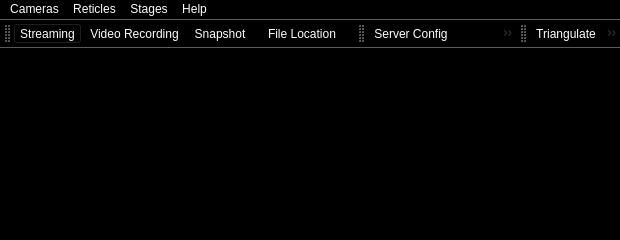
Before: the Qt Designer form ui/mainWindow.ui in AllenNeuralDynamics/parallax, drawn with Qt 5.
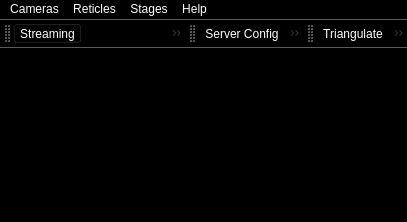
After: the same form once the commit is applied. Icons and pictures are not drawn.

Commit message: Set stage control tab max size 400

Patch:
```diff
--- a/ui/mainWindow.ui
+++ b/ui/mainWindow.ui
@@ -6,8 +6,8 @@
    <rect>
     <x>0</x>
     <y>0</y>
-    <width>620</width>
-    <height>240</height>
+    <width>407</width>
+    <height>222</height>
    </rect>
   </property>
   <property name="minimumSize">
@@ -78,9 +78,19 @@
     background: #bbbbbb;
     color: black;
 }
-</string>
+
+QMenu::item:selected {
+    background-color: #bbbbbb;
+    color: black;
+}</string>
   </property>
   <widget class="QWidget" name="centralwidget">
+   <property name="maximumSize">
+    <size>
+     <width>400</width>
+     <height>16777215</height>
+    </size>
+   </property>
    <layout class="QGridLayout" name="gridLayout_2">
     <item row="1" column="0">
      <layout class="QVBoxLayout" name="verticalLayout">
@@ -105,7 +115,7 @@
     <rect>
      <x>0</x>
      <y>0</y>
-     <width>620</width>
+     <width>407</width>
      <height>21</height>
     </rect>
    </property>
```
The commit also changes 2 other files.
